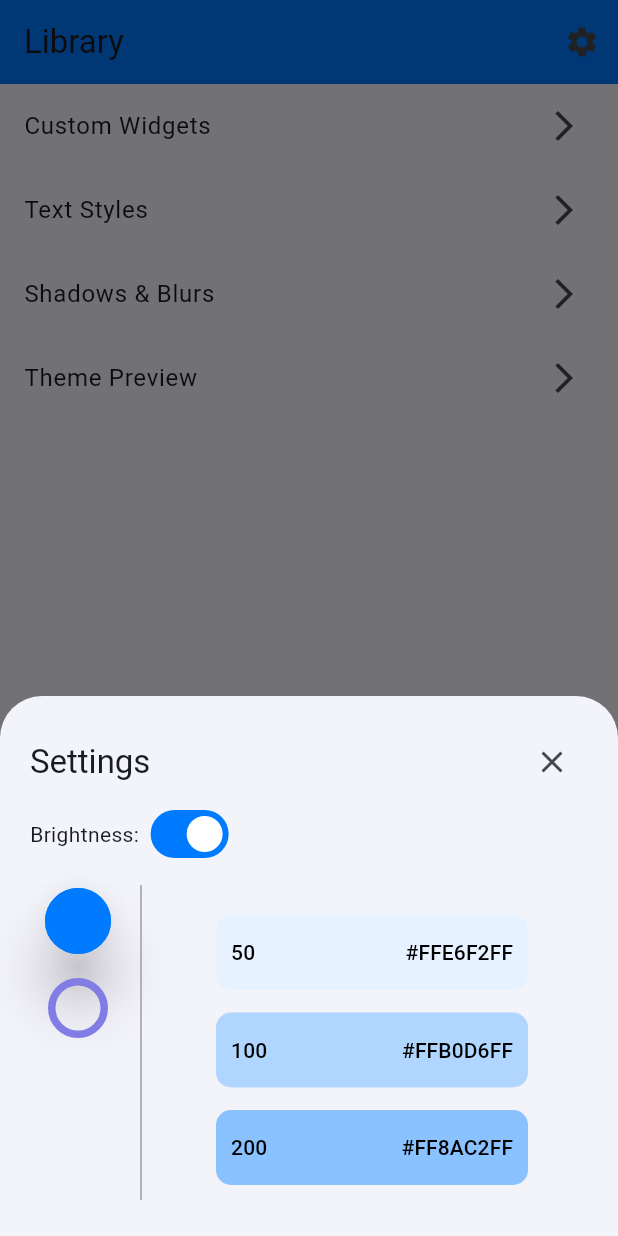
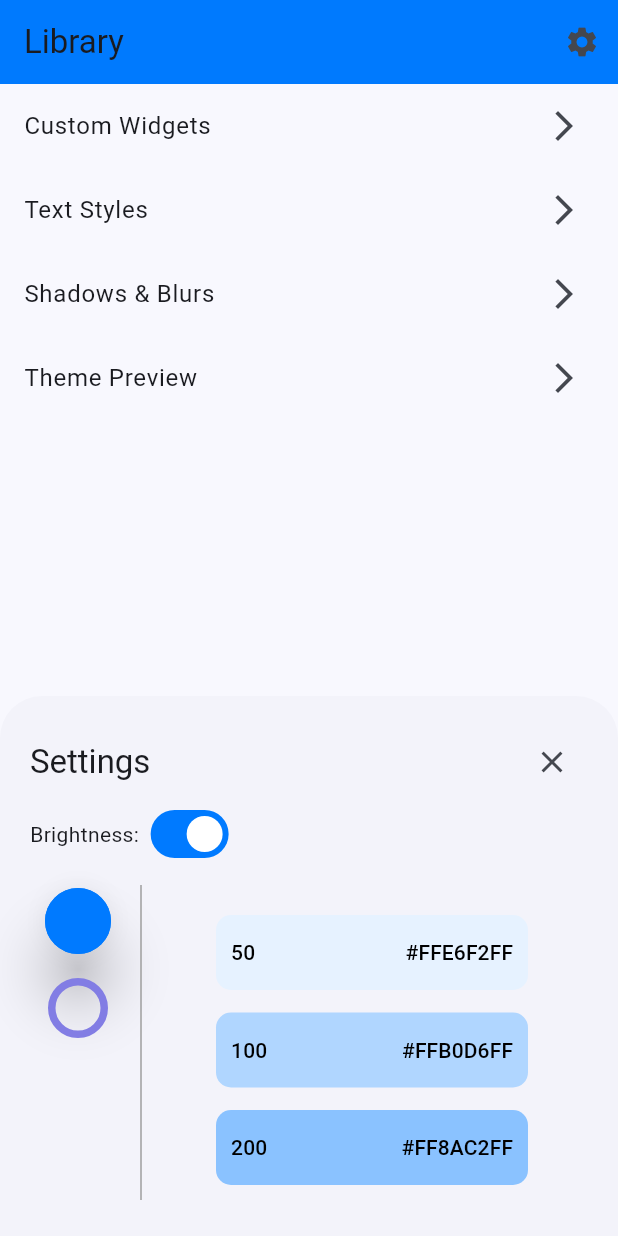
Before and after one commit to etnet-robingeng/test_flutter_package, a Flutter app: the screen it shows after launch, after a tap on the "settings" icon, on a phone screen of 412 x 824 dp. Run offline on Flutter 3.47's test engine with Material 3 defaults, Android fonts, the phone set to English and light mode, and no system bars; missing offline and left inert: single_child_two_dimensional_scroll_view; Roboto replaces fonts that are missing (PingFangTC).

Commit message:
remove bottom modal barrier color

```diff
--- a/example/lib/sections/theme_preview.dart
+++ b/example/lib/sections/theme_preview.dart
@@ -34,7 +34,11 @@ class ThemeAppBar extends StatelessWidget implements PreferredSizeWidget {
     return IconButton(
       icon: const Icon(Icons.settings),
       onPressed: () {
-        showModalBottomSheet(enableDrag: true, context: context, builder: (context) => const SettingsModal());
+        showModalBottomSheet(
+          enableDrag: true,
+          barrierColor: Colors.black.withAlpha(1),
+          context: context,
+          builder: (context) => const SettingsModal());
       },
     );
   }
```
